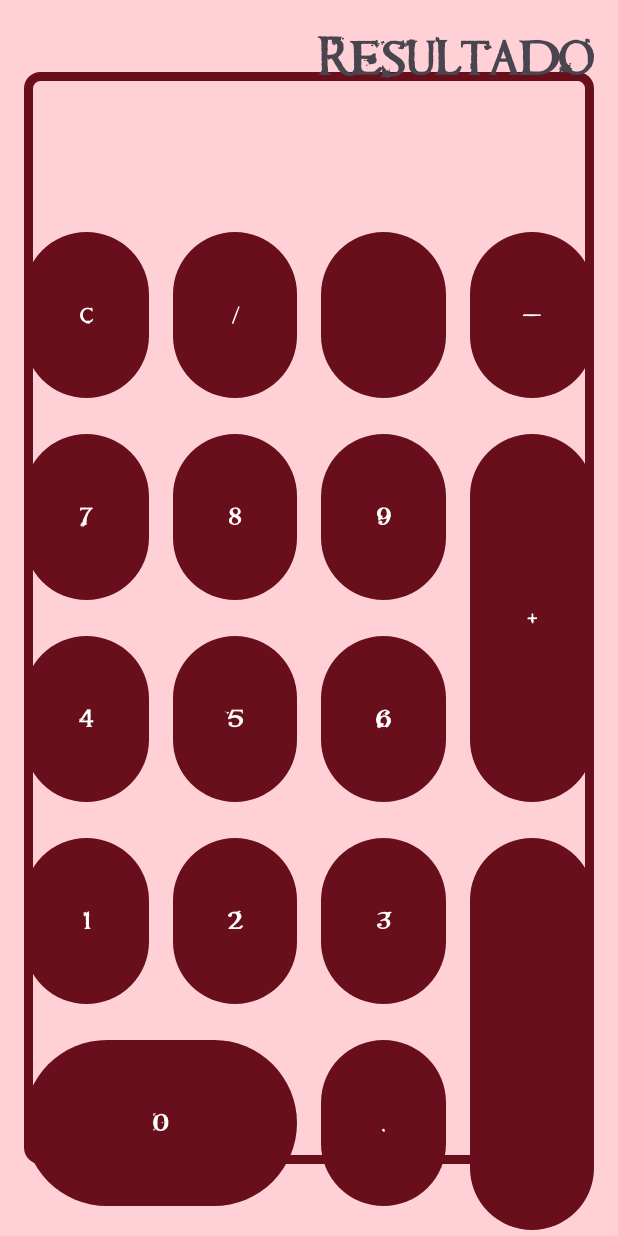
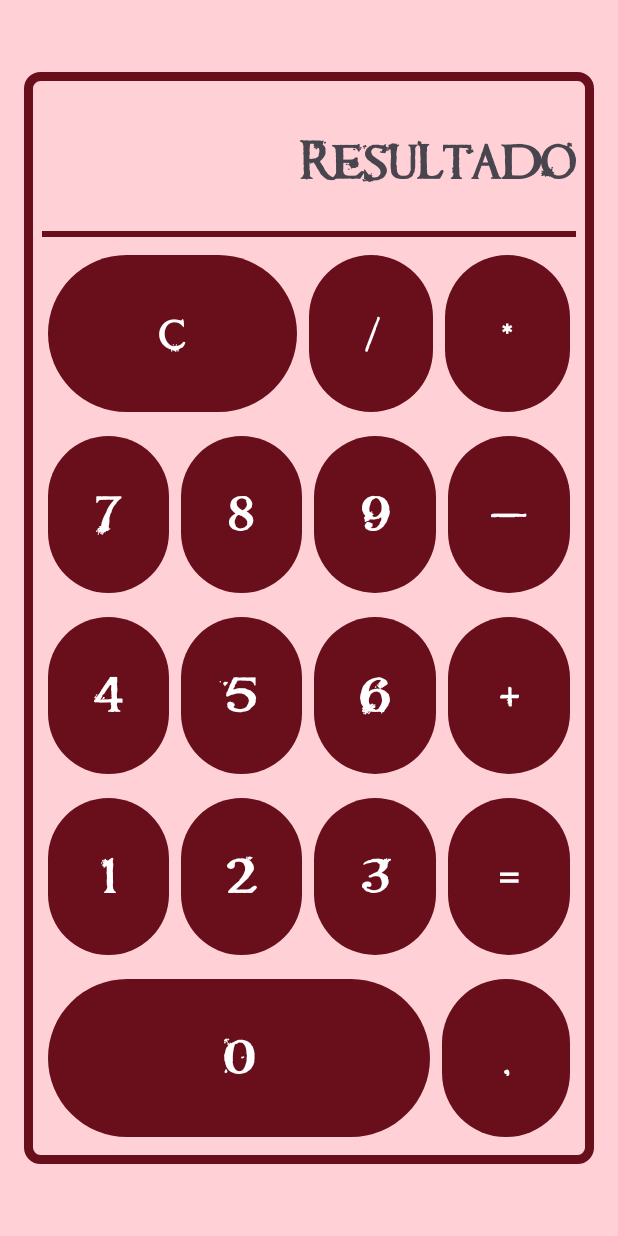
Before and after one commit to akaLiklh/Android_LunaLorena, an Android app: the CalculadoraActivity screen opened directly, with no data from a screen before it, on a phone screen of 412 x 824 dp. Run offline under Robolectric (Android 15) with nearby library versions, the phone set to English and light mode, and no system bars.

Commit message:
1. Moficar layaout y código calculadora definitivo 2. Layaout conversor y código

```diff
--- a/app/src/main/java/com/example/android_lunalorena/conversor/ConversorActivity.kt
+++ b/app/src/main/java/com/example/android_lunalorena/conversor/ConversorActivity.kt
@@ -1,6 +1,10 @@
 package com.example.android_lunalorena.conversor
 
 import android.os.Bundle
+import android.widget.Button
+import android.widget.CheckBox
+import android.widget.EditText
+import android.widget.TextView
 import androidx.activity.enableEdgeToEdge
 import androidx.appcompat.app.AppCompatActivity
 import androidx.core.view.ViewCompat
@@ -17,5 +21,41 @@ class ConversorActivity : AppCompatActivity() {
             v.setPadding(systemBars.left, systemBars.top, systemBars.right, systemBars.bottom)
             insets
         }
+
+        val etCantidad = findViewById<EditText>(R.id.editTextNumberDecimal)
+        val cbDolar = findViewById<CheckBox>(R.id.checkBoxDolar)
+        val cbLibra = findViewById<CheckBox>(R.id.checkBoxLibra)
+        val cbYen = findViewById<CheckBox>(R.id.checkBoxYen)
+        val btnConvertir = findViewById<Button>(R.id.btnConvertir)
+        val tvResultado = findViewById<TextView>(R.id.txtResultado)
+        val btnBorrar = findViewById<Button>(R.id.btnBorrar)
+
+        btnConvertir.setOnClickListener {
+            val euros = etCantidad.text.toString().replace(',', '.').toDoubleOrNull()
+
+            if (euros == null) {
+                tvResultado.text = "Porfaplis, introduce una cantidad"
+            } else {
+                var resultado = ""
+                if (cbDolar.isChecked) {
+                    resultado += "${euros * 1.43} C$\n"
+                }
+                if (cbLibra.isChecked) {
+                    resultado += "${euros * 1.20} £\n"
+                }
+                if (cbYen.isChecked) {
+                    resultado += "${euros * 176.0} ¥\n"
+                }
+                tvResultado.text = resultado
+            }
+        }
+        btnBorrar.setOnClickListener {
+            etCantidad.setText("")
+            cbDolar.isChecked = false
+            cbLibra.isChecked = false
+            cbYen.isChecked = false
+            tvResultado.text = ""
+            etCantidad.requestFocus()
+        }
     }
 }
--- a/app/src/main/res/layout/activity_calculadora.xml
+++ b/app/src/main/res/layout/activity_calculadora.xml
@@ -1,216 +1,224 @@
 <?xml version="1.0" encoding="utf-8"?>
 <androidx.constraintlayout.widget.ConstraintLayout xmlns:android="http://schemas.android.com/apk/res/android"
-    xmlns:app="http://schemas.android.com/apk/res-auto"
     xmlns:tools="http://schemas.android.com/tools"
     android:id="@+id/main"
+    android:background="@drawable/fondo_borde"
     android:layout_width="match_parent"
     android:layout_height="match_parent"
-    tools:context=".MainActivity"
-    tools:layout_editor_absoluteX="-3dp"
-    tools:layout_editor_absoluteY="48dp">
+    tools:context=".MainActivity">
+
+    <LinearLayout
+        android:layout_width="match_parent"
+        android:layout_height="match_parent"
+        android:orientation="vertical"
+        android:paddingStart="28dp"
+        android:paddingTop="58dp"
+        android:paddingEnd="28dp"
+        android:paddingBottom="58dp">
 
         <TextView
             android:id="@+id/textView"
-        android:layout_width="0dp"
+            android:layout_width="match_parent"
             android:layout_height="0dp"
-        android:layout_marginStart="16dp"
-        android:layout_marginTop="16dp"
-        android:layout_marginEnd="16dp"
+            android:layout_weight="0.8"
+            android:gravity="center_vertical|end"
+            android:maxLines="1"
             android:text="Resultado"
-        android:textAlignment="textEnd"
-        android:textSize="34sp"
-        app:layout_constraintBottom_toTopOf="@+id/bClear"
-        app:layout_constraintEnd_toEndOf="parent"
-        app:layout_constraintStart_toStartOf="parent"
-        app:layout_constraintTop_toTopOf="parent" />
+            android:textSize="34sp" />
+       <View
+        android:layout_width="match_parent"
+        android:layout_height="4dp"
+        android:layout_marginBottom="4dp"
+        android:background="@color/red" />
+
+        <LinearLayout
+            android:layout_width="match_parent"
+            android:layout_height="0dp"
+            android:layout_weight="1"
+            android:orientation="horizontal">
 
             <Button
                 android:id="@+id/bClear"
                 android:layout_width="0dp"
-        android:layout_height="0dp"
-        android:layout_marginStart="16dp"
-        android:layout_marginTop="16dp"
-        android:layout_marginEnd="16dp"
-        android:layout_marginBottom="16dp"
-        android:text="C"
-        app:layout_constraintBottom_toTopOf="@+id/bNum7"
-        app:layout_constraintEnd_toStartOf="@+id/bDivision"
-        app:layout_constraintHorizontal_bias="0.5"
-        app:layout_constraintStart_toStartOf="parent"
-        app:layout_constraintTop_toBottomOf="@+id/textView" />
+                android:layout_height="match_parent"
+                android:layout_margin="4dp"
+                android:layout_weight="2"
+                android:textSize="28sp"
+                android:text="C" />
+
+            <Button
+                android:id="@+id/bDivision"
+                android:layout_width="0dp"
+                android:layout_height="match_parent"
+                android:layout_margin="4dp"
+                android:layout_weight="1"
+                android:textSize="28sp"
+                android:text="/" />
 
             <Button
                 android:id="@+id/bMultiplicacion"
                 android:layout_width="0dp"
+                android:layout_height="match_parent"
+                android:layout_margin="4dp"
+                android:layout_weight="1"
+                android:textSize="28sp"
+                android:text="*" />
+        </LinearLayout>
+
+        <LinearLayout
+            android:layout_width="match_parent"
             android:layout_height="0dp"
-        android:layout_marginEnd="16dp"
-        android:text="*"
-        app:layout_constraintBottom_toBottomOf="@+id/bDivision"
-        app:layout_constraintEnd_toStartOf="@+id/bResta"
-        app:layout_constraintHorizontal_bias="0.5"
-        app:layout_constraintStart_toEndOf="@+id/bDivision"
-        app:layout_constraintTop_toTopOf="@+id/bDivision" />
+            android:layout_weight="1"
+            android:orientation="horizontal">
+
+            <Button
+                android:id="@+id/bNum7"
+                android:layout_width="0dp"
+                android:layout_height="match_parent"
+                android:layout_margin="4dp"
+                android:layout_weight="1"
+                android:textSize="28sp"
+                android:text="7" />
+
+            <Button
+                android:id="@+id/bNum8"
+                android:layout_width="0dp"
+                android:layout_height="match_parent"
+                android:layout_margin="4dp"
+                android:layout_weight="1"
+                android:textSize="28sp"
+                android:text="8" />
+
+            <Button
+                android:id="@+id/bNum9"
+                android:layout_width="0dp"
+                android:layout_height="match_parent"
+                android:layout_margin="4dp"
+                android:layout_weight="1"
+                android:textSize="28sp"
+                android:text="9" />
+
+            <Button
+                android:id="@+id/bResta"
+                android:layout_width="0dp"
+                android:layout_height="match_parent"
+                android:layout_margin="4dp"
+                android:layout_weight="1"
+                android:textSize="28sp"
+                android:text="-" />
+        </LinearLayout>
+
+        <LinearLayout
+            android:layout_width="match_parent"
+            android:layout_height="0dp"
+            android:layout_weight="1"
+            android:orientation="horizontal">
+
+            <Button
+                android:id="@+id/bNum4"
+                android:layout_width="0dp"
+                android:layout_height="match_parent"
+                android:layout_margin="4dp"
+                android:layout_weight="1"
+                android:textSize="28sp"
+                android:text="4" />
+
+            <Button
+                android:id="@+id/bNum5"
+                android:layout_width="0dp"
+                android:layout_height="match_parent"
+                android:layout_margin="4dp"
+                android:layout_weight="1"
+                android:textSize="28sp"
+                android:text="5" />
 
             <Button
                 android:id="@+id/bNum6"
                 android:layout_width="0dp"
+                android:layout_height="match_parent"
+                android:layout_margin="4dp"
+                android:layout_weight="1"
+                android:textSize="28sp"
+                android:text="6" />
+
+            <Button
+                android:id="@+id/bSuma"
+                android:layout_width="0dp"
+                android:layout_height="match_parent"
+                android:layout_margin="4dp"
+                android:layout_weight="1"
+                android:textSize="28sp"
+                android:text="+" />
+        </LinearLayout>
+
+        <LinearLayout
+            android:layout_width="match_parent"
             android:layout_height="0dp"
-        android:text="6"
-        app:layout_constraintBottom_toBottomOf="@+id/bNum5"
-        app:layout_constraintEnd_toEndOf="@+id/bNum9"
-        app:layout_constraintStart_toStartOf="@+id/bNum9"
-        app:layout_constraintTop_toTopOf="@+id/bNum5"
-        app:layout_constraintVertical_bias="0.0" />
+            android:layout_weight="1"
+            android:orientation="horizontal">
+
+            <Button
+                android:id="@+id/bNum1"
+                android:layout_width="0dp"
+                android:layout_height="match_parent"
+                android:layout_margin="4dp"
+                android:layout_weight="1"
+                android:textSize="28sp"
+                android:text="1" />
+
+            <Button
+                android:id="@+id/bNum2"
+                android:layout_width="0dp"
+                android:layout_height="match_parent"
+                android:layout_margin="4dp"
+                android:layout_weight="1"
+                android:textSize="28sp"
+                android:text="2" />
+
+            <Button
+                android:id="@+id/bNum3"
+                android:layout_width="0dp"
+                android:layout_height="match_parent"
+                android:layout_margin="4dp"
+                android:layout_weight="1"
+                android:textSize="28sp"
+                android:text="3" />
+
+            <Button
+                android:id="@+id/bIgual"
+                android:layout_width="0dp"
+                android:layout_height="match_parent"
+                android:layout_margin="4dp"
+                android:layout_weight="1"
+                android:textSize="28sp"
+                android:text="=" />
+        </LinearLayout>
+
+        <LinearLayout
+            android:layout_width="match_parent"
+            android:layout_height="0dp"
+            android:layout_weight="1"
+            android:orientation="horizontal">
+
+            <Button
+                android:id="@+id/bNum0"
+                android:layout_width="0dp"
+                android:layout_height="match_parent"
+                android:layout_margin="4dp"
+                android:layout_weight="3"
+                android:textSize="28sp"
+                android:text="0" />
 
             <Button
                 android:id="@+id/bComa"
                 android:layout_width="0dp"
-        android:layout_height="0dp"
-        android:text=","
-        app:layout_constraintBottom_toBottomOf="@+id/bNum0"
-        app:layout_constraintEnd_toEndOf="@+id/bNum3"
-        app:layout_constraintHorizontal_bias="0.0"
-        app:layout_constraintStart_toStartOf="@+id/bNum3"
-        app:layout_constraintTop_toTopOf="@+id/bNum0"
-        app:layout_constraintVertical_bias="0.0" />
+                android:layout_height="match_parent"
+                android:layout_margin="4dp"
+                android:layout_weight="1"
+                android:textSize="28sp"
+                android:text="," />
+        </LinearLayout>
 
-    <Button
-        android:id="@+id/bDivision"
-        android:layout_width="0dp"
-        android:layout_height="0dp"
-        android:layout_marginEnd="16dp"
-        android:text="/"
-        app:layout_constraintBottom_toBottomOf="@+id/bClear"
-        app:layout_constraintEnd_toStartOf="@+id/bMultiplicacion"
-        app:layout_constraintHorizontal_bias="0.5"
-        app:layout_constraintStart_toEndOf="@+id/bClear"
-        app:layout_constraintTop_toTopOf="@+id/bClear" />
-
-    <Button
-        android:id="@+id/bNum8"
-        android:layout_width="0dp"
-        android:layout_height="0dp"
-        android:text="8"
-        app:layout_constraintBottom_toBottomOf="@+id/bNum7"
-        app:layout_constraintEnd_toEndOf="@+id/bDivision"
-        app:layout_constraintStart_toStartOf="@+id/bDivision"
-        app:layout_constraintTop_toTopOf="@+id/bNum7" />
-
-    <Button
-        android:id="@+id/bNum5"
-        android:layout_width="0dp"
-        android:layout_height="0dp"
-        android:text="5"
-        app:layout_constraintBottom_toBottomOf="@+id/bNum4"
-        app:layout_constraintEnd_toEndOf="@+id/bNum8"
-        app:layout_constraintStart_toStartOf="@+id/bNum8"
-        app:layout_constraintTop_toTopOf="@+id/bNum4" />
-
-    <Button
-        android:id="@+id/bNum3"
-        android:layout_width="0dp"
-        android:layout_height="0dp"
-        android:text="3"
-        app:layout_constraintBottom_toBottomOf="@+id/bNum2"
-        app:layout_constraintEnd_toEndOf="@+id/bNum6"
-        app:layout_constraintStart_toStartOf="@+id/bNum6"
-        app:layout_constraintTop_toTopOf="@+id/bNum2" />
-
-    <Button
-        android:id="@+id/bSuma"
-        android:layout_width="0dp"
-        android:layout_height="0dp"
-        android:text="+"
-        app:layout_constraintBottom_toBottomOf="@+id/bNum6"
-        app:layout_constraintEnd_toEndOf="@+id/bResta"
-        app:layout_constraintStart_toStartOf="@+id/bResta"
-        app:layout_constraintTop_toTopOf="@+id/bNum9" />
-
-    <Button
-        android:id="@+id/bIgual"
-        android:layout_width="0dp"
-        android:layout_height="0dp"
-        android:layout_marginEnd="16dp"
-        android:text="="
-        app:layout_constraintBottom_toBottomOf="@+id/main"
-        app:layout_constraintEnd_toEndOf="parent"
-        app:layout_constraintStart_toStartOf="@+id/bSuma"
-        app:layout_constraintTop_toTopOf="@+id/bNum3" />
-
-    <Button
-        android:id="@+id/bNum9"
-        android:layout_width="0dp"
-        android:layout_height="0dp"
-        android:text="9"
-        app:layout_constraintBottom_toBottomOf="@+id/bNum8"
-        app:layout_constraintEnd_toEndOf="@+id/bMultiplicacion"
-        app:layout_constraintStart_toStartOf="@+id/bMultiplicacion"
-        app:layout_constraintTop_toTopOf="@+id/bNum8" />
-
-    <Button
-        android:id="@+id/bNum2"
-        android:layout_width="0dp"
-        android:layout_height="0dp"
-        android:text="2"
-        app:layout_constraintBottom_toBottomOf="@+id/bNum1"
-        app:layout_constraintEnd_toEndOf="@+id/bNum5"
-        app:layout_constraintStart_toStartOf="@+id/bNum5"
-        app:layout_constraintTop_toTopOf="@+id/bNum1" />
-
-    <Button
-        android:id="@+id/bResta"
-        android:layout_width="0dp"
-        android:layout_height="0dp"
-        android:layout_marginEnd="16dp"
-        android:text="-"
-        app:layout_constraintBottom_toBottomOf="@+id/bMultiplicacion"
-        app:layout_constraintEnd_toEndOf="parent"
-        app:layout_constraintHorizontal_bias="0.5"
-        app:layout_constraintStart_toEndOf="@+id/bMultiplicacion"
-        app:layout_constraintTop_toTopOf="@+id/bMultiplicacion" />
-
-    <Button
-        android:id="@+id/bNum7"
-        android:layout_width="0dp"
-        android:layout_height="0dp"
-        android:layout_marginBottom="16dp"
-        android:text="7"
-        app:layout_constraintBottom_toTopOf="@+id/bNum4"
-        app:layout_constraintEnd_toEndOf="@+id/bClear"
-        app:layout_constraintStart_toStartOf="@+id/bClear"
-        app:layout_constraintTop_toBottomOf="@+id/bClear" />
-
-    <Button
-        android:id="@+id/bNum4"
-        android:layout_width="0dp"
-        android:layout_height="0dp"
-        android:layout_marginBottom="16dp"
-        android:text="4"
-        app:layout_constraintBottom_toTopOf="@+id/bNum1"
-        app:layout_constraintEnd_toEndOf="@+id/bNum7"
-        app:layout_constraintStart_toStartOf="@+id/bNum7"
-        app:layout_constraintTop_toBottomOf="@+id/bNum7" />
-
-    <Button
-        android:id="@+id/bNum0"
-        android:layout_width="0dp"
-        android:layout_height="0dp"
-        android:layout_marginBottom="16dp"
-        android:text="0"
-        app:layout_constraintBottom_toBottomOf="parent"
-        app:layout_constraintEnd_toEndOf="@+id/bNum2"
-        app:layout_constraintStart_toStartOf="@+id/bNum1"
-        app:layout_constraintTop_toBottomOf="@+id/bNum1" />
-
-    <Button
-        android:id="@+id/bNum1"
-        android:layout_width="0dp"
-        android:layout_height="0dp"
-        android:layout_marginBottom="16dp"
-        android:text="1"
-        app:layout_constraintBottom_toTopOf="@+id/bNum0"
-        app:layout_constraintEnd_toEndOf="@+id/bNum4"
-        app:layout_constraintStart_toStartOf="@+id/bNum4"
-        app:layout_constraintTop_toBottomOf="@+id/bNum4" />
+    </LinearLayout>
 
 </androidx.constraintlayout.widget.ConstraintLayout>
--- a/app/src/main/res/layout/activity_conversor.xml
+++ b/app/src/main/res/layout/activity_conversor.xml
@@ -5,45 +5,58 @@
     android:id="@+id/main"
     android:layout_width="match_parent"
     android:layout_height="match_parent"
+    android:background="@drawable/fondo_borde"
     tools:context=".conversor.ConversorActivity">
 
     <LinearLayout
+        android:id="@+id/contenedor"
         android:layout_width="match_parent"
         android:layout_height="match_parent"
         android:orientation="vertical"
-        tools:layout_editor_absoluteX="0dp"
-        tools:layout_editor_absoluteY="0dp">
+        android:paddingStart="28dp"
+        android:paddingTop="58dp"
+        android:paddingEnd="28dp"
+        android:paddingBottom="58dp">
 
         <TextView
             android:id="@+id/txtConversor"
             android:layout_width="match_parent"
             android:layout_height="wrap_content"
-            android:text="CONVERSOR" />
+            android:layout_marginBottom="24dp"
+            android:gravity="center"
+            android:textAlignment="center"
+            android:text="CONVERSOR"
+            android:textSize="28sp" />
 
         <TextView
             android:id="@+id/txtCantidad"
             android:layout_width="match_parent"
             android:layout_height="wrap_content"
-            android:text="Introduce una cantidad (€):" />
+            android:text="Introduce una cantidad:"
+            android:textSize="16sp" />
 
         <EditText
             android:id="@+id/editTextNumberDecimal"
             android:layout_width="match_parent"
             android:layout_height="wrap_content"
             android:ems="10"
-            android:inputType="numberDecimal" />
+            android:hint="0.00"
+            android:importantForAutofill="no"
+            android:inputType="numberDecimal"
+            android:minHeight="48dp" />
 
         <TextView
             android:id="@+id/txtDivisas"
             android:layout_width="match_parent"
             android:layout_height="wrap_content"
-            android:text="Selecciona la divisa/divsas a la que convertir:" />
+            android:layout_marginTop="16dp"
+            android:text="Selecciona la divisa/divisas a la que convertir:" />
 
         <CheckBox
             android:id="@+id/checkBoxDolar"
             android:layout_width="match_parent"
             android:layout_height="wrap_content"
-            android:text="Dólar canadiense (C$)" />
+            android:text="Dólar canadiense (C)" />
 
         <CheckBox
             android:id="@+id/checkBoxLibra"
@@ -57,5 +70,41 @@
             android:layout_height="wrap_content"
             android:text="Yen japonés (¥)" />
 
+        <TextView
+            android:id="@+id/txtResultado"
+            android:layout_width="match_parent"
+            android:layout_height="wrap_content"
+            android:layout_marginTop="16dp"
+            android:minLines="1"
+            android:textSize="22sp" />
+
+        <View
+            android:layout_width="match_parent"
+            android:layout_height="2dp"
+            android:background="?attr/colorPrimary" />
+
+        <LinearLayout
+            android:layout_width="match_parent"
+            android:layout_height="wrap_content"
+            android:layout_marginTop="16dp"
+            android:orientation="horizontal">
+
+            <Button
+                android:id="@+id/btnConvertir"
+                android:layout_width="0dp"
+                android:layout_height="wrap_content"
+                android:layout_marginEnd="4dp"
+                android:layout_weight="1"
+                android:text="Convertir" />
+
+            <Button
+                android:id="@+id/btnBorrar"
+                android:layout_width="0dp"
+                android:layout_height="wrap_content"
+                android:layout_marginStart="4dp"
+                android:layout_weight="1"
+                android:text="Borrar" />
+        </LinearLayout>
+
     </LinearLayout>
 </androidx.constraintlayout.widget.ConstraintLayout>
```
Also changed, not shown: app/src/main/res/font/requiem_fix.ttf. Lines whose indentation alone changed are shown as unchanged.
